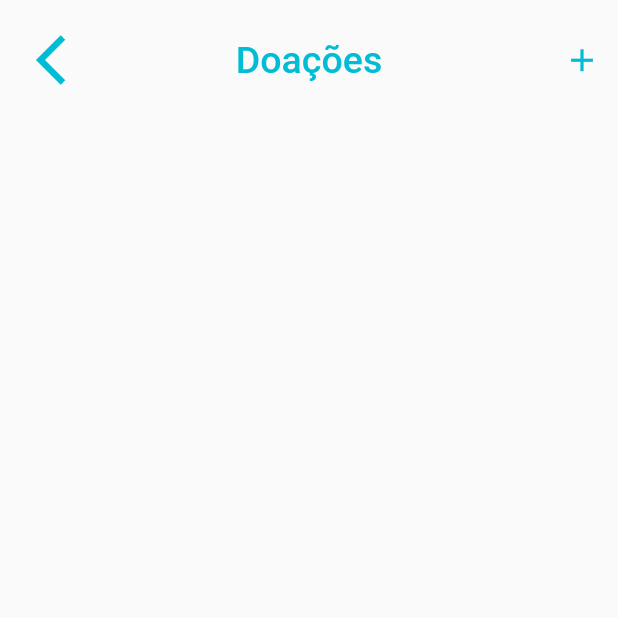
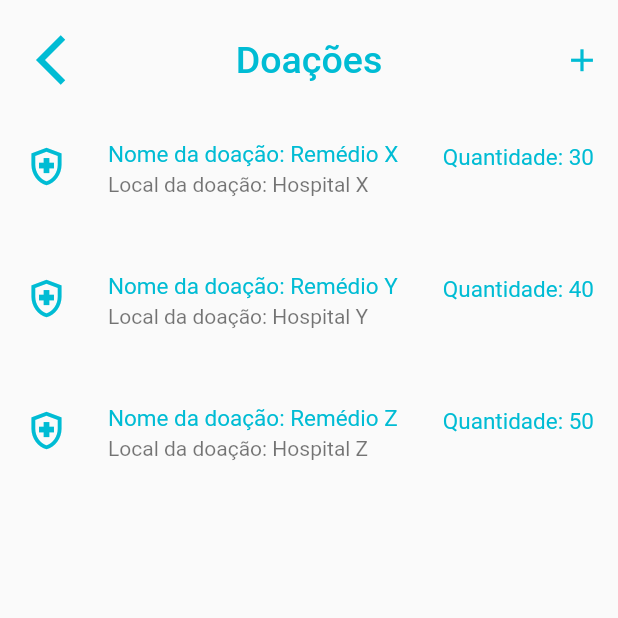
Before and after one commit to nathylla5/-Sa-de-Digital, a Flutter app: the DonationsView screen opened directly, after a tap on the "add" icon, on a phone screen of 412 x 824 dp, the top half of it. Run offline on Flutter 3.47's test engine with Material 2 defaults, Android fonts, the phone set to English and light mode, and no system bars.

Commit message:
implementando funcionalidades

```diff
--- /dev/null
+++ b/lib/db/dao/donationDao.dart
@@ -0,0 +1,20 @@
+
+import '../../domain/donation.dart';
+
+class DonationDao {
+  List<Donation> donations = [
+    DonationBuilder().withLocation('Hospital X').withNumItems(30).withName('Remédio X').build(),
+    DonationBuilder().withLocation('Hospital Y').withNumItems(40).withName('Remédio Y').build(),
+    DonationBuilder().withLocation('Hospital Z').withNumItems(50).withName('Remédio Z').build()
+  ];
+
+  Future<void> addDonation(Donation newDonation) async {
+    await Future.delayed(const Duration(seconds: 2));
+    donations.add(newDonation);
+  }
+
+  Future<List<Donation>> findAll() async {
+    await Future.delayed(const Duration(seconds: 2));
+    return donations;
+  }
+}
--- a/lib/pages/donations_page.dart
+++ b/lib/pages/donations_page.dart
@@ -1,5 +1,9 @@
 import 'package:flutter/material.dart';
+import 'package:flutter_application_2/db/dao/donationDao.dart';
 import 'package:flutter_application_2/pages/menu_page.dart';
+import 'package:flutter_application_2/widgets/create_donation.dart';
+
+import '../domain/donation.dart';
 
 class DonationsView extends StatefulWidget {
   const DonationsView({Key? key}) : super(key: key);
@@ -9,7 +13,9 @@ class DonationsView extends StatefulWidget {
 }
 
 class _DonationsViewState extends State<DonationsView> {
-  final List<Widget> donationTiles = [];
+  List<Donation> donationsList = [];
+  Future<List<Donation>> futureDonations = DonationDao().findAll();
+  var count = 0;
 
   @override
   Widget build(BuildContext context) {
@@ -39,17 +45,45 @@ class _DonationsViewState extends State<DonationsView> {
           IconButton(
               color: Colors.cyan,
               iconSize: 25,
-              onPressed: () {},//addDonationTile,
+              onPressed: () async {
+                Donation newDonation = DonationBuilder()
+                    .withLocation('Hospital X')
+                    .withNumItems(count++)
+                    .withName('Remédio Y')
+                    .build();
+                await DonationDao().addDonation(newDonation);
+
+                setState(() {
+                  donationsList.add(newDonation);
+                });
+              },
               icon: const Icon(
                 Icons.add,
               ))
         ],
       ),
-      body: ListView(children: [
-        Column(
-          children: donationTiles,
-        )
-      ]),
+      body: FutureBuilder<List<Donation>>(
+        future: futureDonations,
+        builder: (context, snapshot) {
+          if (snapshot.connectionState == ConnectionState.waiting) {
+            return const Center(child: CircularProgressIndicator());
+          } else if (snapshot.hasData) {
+            List<Donation> combinedList = [...snapshot.data!, ...donationsList];
+
+            return ListView.builder(
+              itemCount: combinedList.length,
+              itemBuilder: (context, index) {
+                return CreateDonation(donation: combinedList[index]);
+              },
+            );
+          }
+
+          return const Padding(
+            padding: EdgeInsets.only(top: 50),
+            child: Center(child: CircularProgressIndicator()),
+          );
+        },
+      ),
     );
   }
 }
--- a/lib/widgets/create_donation.dart
+++ b/lib/widgets/create_donation.dart
@@ -25,8 +25,8 @@ class _CreateDonationState extends State<CreateDonation> {
       subtitle: Text('Local da doação: ${widget.donation.location}'),
       isThreeLine: true,
       onTap: () {},
-      dense: true,
-      trailing: Text('Quantidade: ${widget.donation.numItens}',
+      //dense: true,
+      trailing: Text('Quantidade: ${widget.donation.numItems}',
           style: const TextStyle(color: Colors.cyan, fontSize: 15)),
     );
   }
```
